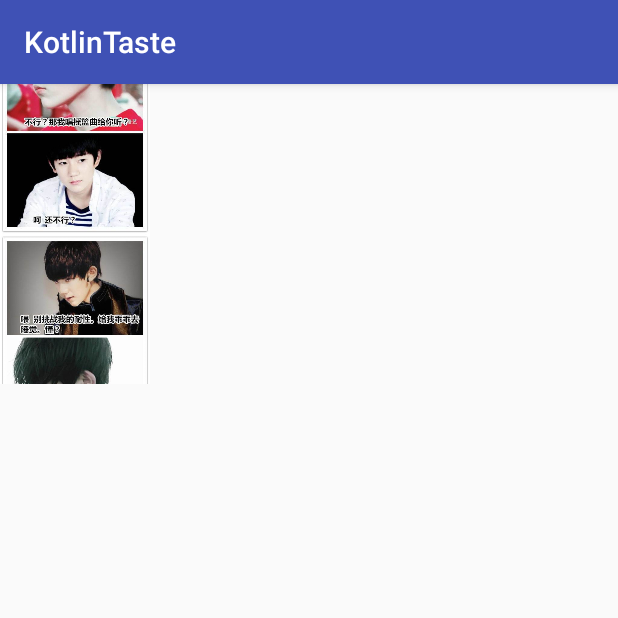
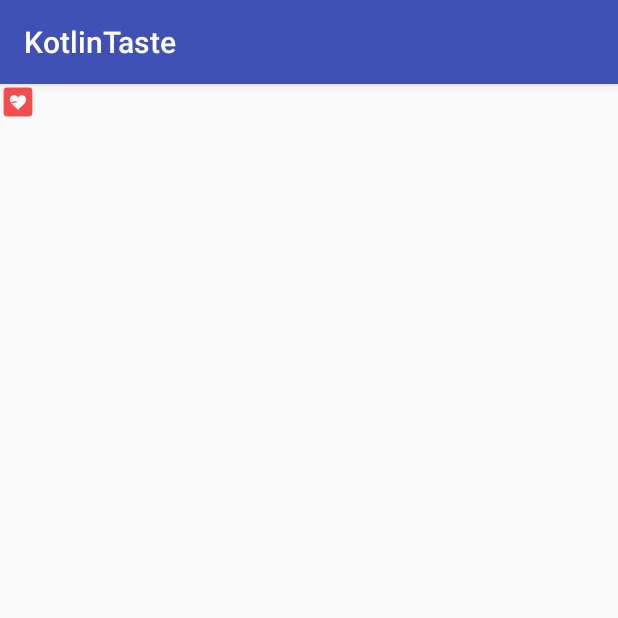
Before and after one commit to ccva/KotlinTaste, an Android app: the ImageTestActivity screen opened directly, with no data from a screen before it, on a phone screen of 412 x 824 dp, the top half of it. Run offline under Robolectric (Android 15) with nearby library versions, the phone set to English and light mode, and no system bars; our stand-ins replace CircleImageView.

Commit message:
1.add update

```diff
--- a/app/src/main/AndroidManifest.xml
+++ b/app/src/main/AndroidManifest.xml
@@ -8,7 +8,7 @@
     <application
         android:name=".app.App"
         android:allowBackup="true"
-        android:icon="@mipmap/ic_launcher"
+        android:icon="@drawable/path_q"
         android:label="@string/app_name"
         android:roundIcon="@mipmap/ic_launcher_round"
         android:supportsRtl="true"
--- a/app/src/main/java/com/va/kotlintaste/ImageTestActivity.kt
+++ b/app/src/main/java/com/va/kotlintaste/ImageTestActivity.kt
@@ -11,11 +11,11 @@ class ImageTestActivity : AppCompatActivity() {
         super.onCreate(savedInstanceState)
         setContentView(R.layout.activity_image_test)
 
-        civ.setPreWidth(400F,2000F)
-
-        civ.scaleType = ImageView.ScaleType.CENTER_CROP
-
-        civ.setImageResource(R.drawable.timg)
+//        civ.setPreWidth(400F,2000F)
+//
+//        civ.scaleType = ImageView.ScaleType.CENTER_CROP
+//
+//        civ.setImageResource(R.drawable.timg)
 
     }
 }
--- a/app/src/main/res/drawable/ic_launcher_background.xml
+++ b/app/src/main/res/drawable/ic_launcher_background.xml
@@ -113,6 +113,6 @@
     <path
         android:fillColor="#00000000"
         android:pathData="M54,0L108,54L54,108L0,54z"
-        android:strokeColor="@color/colorAccent"
+        android:strokeColor="#f24e4e"
         android:strokeWidth="0.5" />
 </vector>
--- a/app/src/main/res/drawable/path_q.xml
+++ b/app/src/main/res/drawable/path_q.xml
@@ -22,5 +22,13 @@
             a5,6 -15 0 0 -9,2
             c0,5 4,6 9,12
             c5,-6 9,-7 9,-12
-            a5,6 15 0 0 -9 -2"  />
+            a5,6 15 0 0 -9 -2" />
+
+    <path
+        android:fillColor="#f24e4e"
+        android:pathData="
+            M20,20
+            a8,9 -15 0 0 -9,2
+            " />
+
 </vector>
--- a/app/src/main/res/layout/activity_image_test.xml
+++ b/app/src/main/res/layout/activity_image_test.xml
@@ -7,9 +7,15 @@
     android:orientation="vertical"
     tools:context="com.va.kotlintaste.ImageTestActivity">
 
-    <com.va.kotlintaste.widget.CustomImageView
-        android:id="@+id/civ"
+    <!--<com.va.kotlintaste.widget.CustomImageView-->
+    <!--android:id="@+id/civ"-->
+    <!--android:layout_width="wrap_content"-->
+    <!--android:layout_height="match_parent" />-->
+
+    <ImageView
         android:layout_width="wrap_content"
-        android:layout_height="match_parent" />
+        android:layout_height="wrap_content"
+        android:background="@drawable/path_q" />
+
 
 </LinearLayout>
--- a/app/src/main/res/values/attrs.xml
+++ b/app/src/main/res/values/attrs.xml
@@ -9,4 +9,10 @@
 
     </declare-styleable>
 
+
+    <declare-styleable name="CircleImageView">
+        <attr name="border_width" format="dimension"/>
+        <attr name="border_color" format="color"/>
+    </declare-styleable>
+
 </resources>
```
Also changed, not shown: app/src/main/java/com/va/kotlintaste/widet/CircleImageView.java (added, +27 -0 lines).
